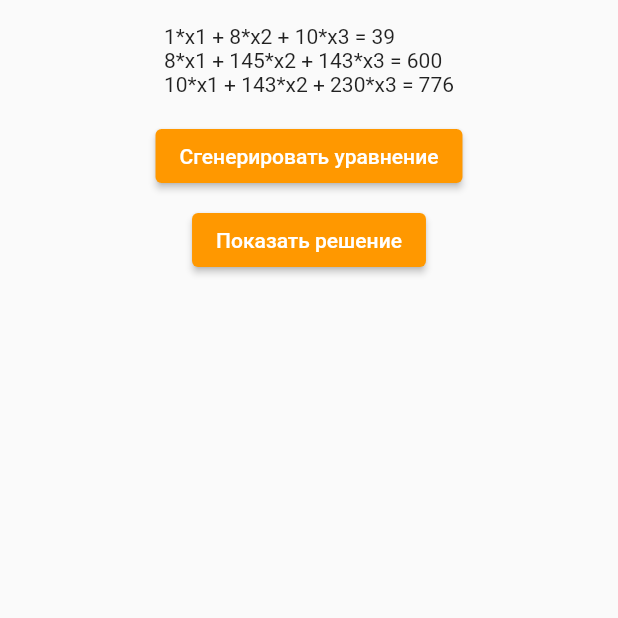
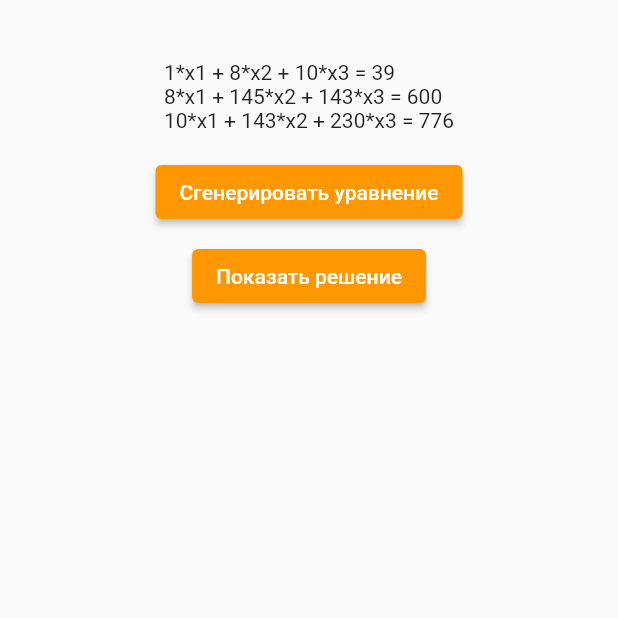
Before and after one commit to Sonya-Proskurina/choleskyDecomposition, a Flutter app: the screen it shows after launch, on a phone screen of 412 x 824 dp, the top half of it. Run offline on Flutter 3.47's test engine with Material 2 defaults, Android fonts, the phone set to English and light mode, and no system bars.

Commit message:
Мини исправления

```diff
--- a/lib/equation.dart
+++ b/lib/equation.dart
@@ -88,7 +88,7 @@ class Equation {
 
     // Матрица иксов, которые нужно будет найти
      X = List.generate(3, (index) => random.nextInt(10)+1);
-     Xtext="|${X[0]}|\n|${X[1]}| = X\n|${X[1]}|\n";
+     Xtext="|${X[0]}|\n|${X[1]}| = X\n|${X[2]}|\n";
 
      //Матрица В
      B = List.generate(3, (index)  {
--- a/lib/main.dart
+++ b/lib/main.dart
@@ -38,10 +38,11 @@ class _MyHomePageState extends State<MyHomePage> {
   Widget build(BuildContext context) {
     return Scaffold(
       body: SingleChildScrollView(
-        child: Container(margin: const EdgeInsets.all(16),width: double.maxFinite,child: Column(
+        child: Container(margin: const EdgeInsets.all(32),width: double.maxFinite,child: Column(
           mainAxisAlignment: MainAxisAlignment.center,
           children: [
-              Text(widget.equation.equation),
+            const SizedBox(height: 8),
+            Text(widget.equation.equation),
               ElevatedButton(onPressed: () {
                 setState(() {
                   widget.equation = widget.repository.getExample();
```
